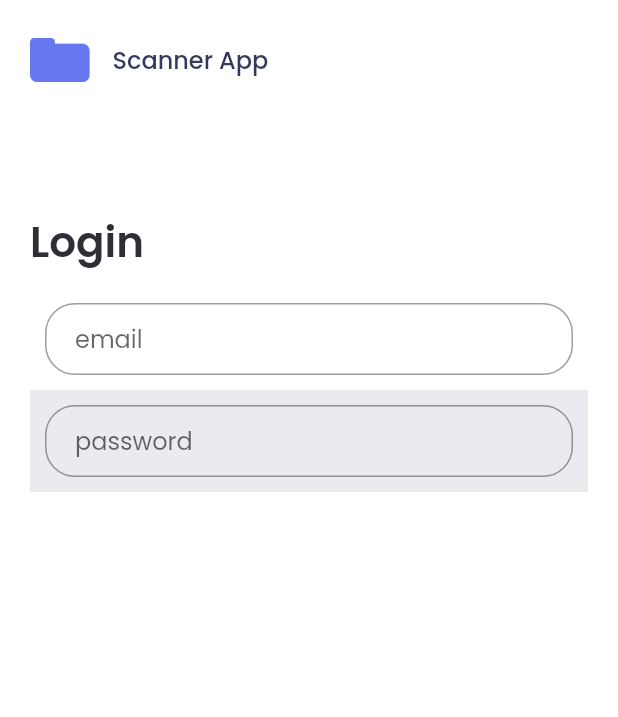
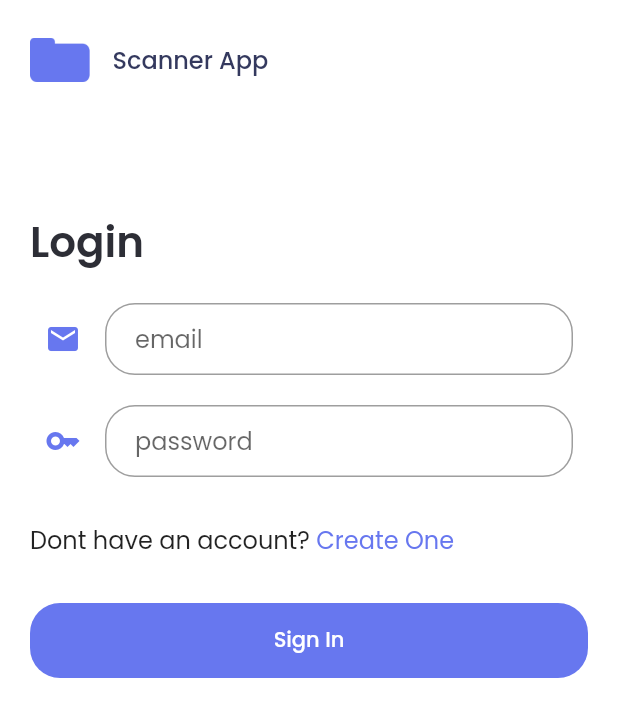
Before and after one commit to JayaMahendra/ui-docscan, a Flutter app: the LoginPage screen opened directly, on a phone screen of 412 x 824 dp. Shown: the top 717 px of the screen. Run offline on Flutter 3.47's test engine with Material 2 defaults, Android fonts, the phone set to English and light mode, and no system bars.

Commit message:
login (belum beckend)

```diff
--- a/lib/main.dart
+++ b/lib/main.dart
@@ -1,8 +1,6 @@
-import 'package:docscan/login.dart';
-import 'package:docscan/splash.dart';
+import 'package:docscan/pages/login.dart';
+import 'package:docscan/pages/splash.dart';
 import 'package:flutter/material.dart';
-import 'theme.dart';
-import 'home.dart';
 
 void main() {
   runApp(MyApp());
--- a/lib/login.dart
+++ b/lib/pages/login.dart
@@ -1,13 +1,14 @@
+import 'package:docscan/pages/home.dart';
 import 'package:flutter/material.dart';
-import 'theme.dart';
+import '../theme.dart';
 
 class LoginPage extends StatelessWidget {
-
   @override
   Widget build(BuildContext context) {
     TextEditingController nameController = TextEditingController();
     TextEditingController passwordController = TextEditingController();
     return Scaffold(
+      resizeToAvoidBottomInset: false,
         backgroundColor: Colors.white,
         body: Container(
             padding: EdgeInsets.all(20),
@@ -49,13 +50,14 @@ class LoginPage extends StatelessWidget {
                   //   ),
                   // ),
                   Container(
-                    padding: EdgeInsets.fromLTRB(10,20,10,10),
+                    padding: EdgeInsets.fromLTRB(10, 20, 10, 10),
                     child: TextFormField(
                       cursorColor: Color(0x1a34395E),
                       controller: nameController,
                       keyboardType: TextInputType.emailAddress,
                       autofocus: false,
                       decoration: InputDecoration(
+                        icon: Icon(Icons.email), iconColor: purple,
                         hintText: 'email',
                         contentPadding:
                             EdgeInsets.fromLTRB(20.0, 10.0, 20.0, 10.0),
@@ -65,13 +67,14 @@ class LoginPage extends StatelessWidget {
                     ),
                   ),
                   Container(
-                    padding: EdgeInsets.all(10),
-                    color: Color(0x1a34395E),
+                    padding: EdgeInsets.fromLTRB(10, 10, 10, 30),
                     child: TextFormField(
+                      cursorColor: Color(0x1a34395E),
                       controller: passwordController,
+                      obscureText: true,
                       autofocus: false,
-                      obscureText: true,
                       decoration: InputDecoration(
+                        icon: Icon(Icons.key),iconColor: purple,
                         hintText: 'password',
                         contentPadding:
                             EdgeInsets.fromLTRB(20.0, 10.0, 20.0, 10.0),
@@ -79,7 +82,38 @@ class LoginPage extends StatelessWidget {
                             borderRadius: BorderRadius.circular(20.0)),
                       ),
                     ),
-                  )
+                  ),
+                  Row(
+                    children: [
+                      const Text("Dont have an account?", style: TextStyle(fontSize: 16),),
+                      Text(" Create One", style: TextStyle(color: purple, fontSize: 16,))
+                    ],
+                  ),
+                  Container(
+                    margin: EdgeInsets.only(top: 30),
+                    height: 50,
+                    width: 500,
+                    child: TextButton(
+                      style: TextButton.styleFrom(
+                          backgroundColor: const Color(0xFF6777EF),
+                          shape: RoundedRectangleBorder(
+                            borderRadius: BorderRadius.circular(20),
+                          )),
+                      // onPressed: () {},
+                      onPressed: () {
+                        Navigator.push(
+                          context,
+                          MaterialPageRoute(builder: (context) => HomePage()),
+                        );
+                      },
+                      child: const Text(
+                        "Sign In",
+                        style: TextStyle(
+                          color: Color(0xffffffff),
+                        ),
+                      ),
+                    ),
+                  ),
                 ]))));
   }
 }
```
Also changed, not shown: lib/pages/home.dart (renamed from lib/home.dart, +28 -27 lines), lib/pages/splash.dart (renamed from lib/splash.dart, +10 -4 lines).
